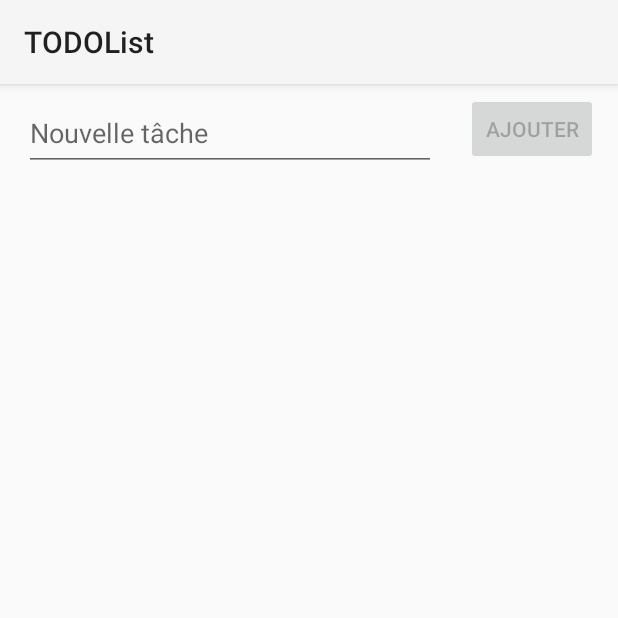
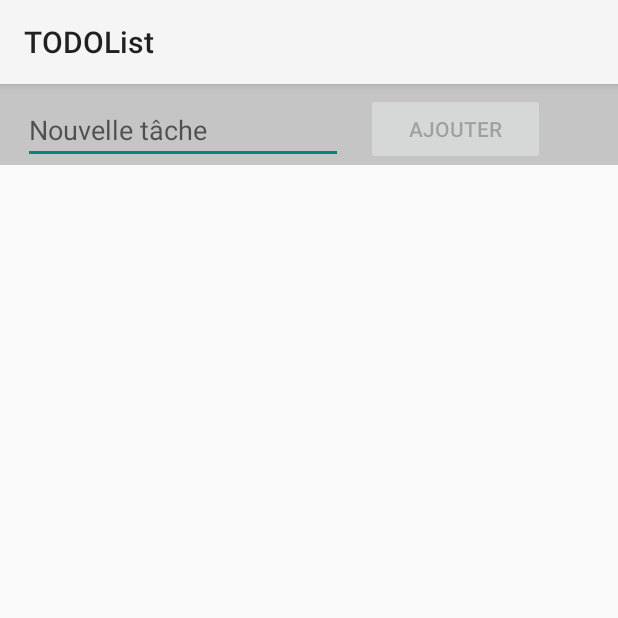
Before and after one commit to HaronMan/TODO_list, an Android app: the screen it shows after launch (MainActivity), on a phone screen of 412 x 824 dp, the top half of it. Run offline under Robolectric (Android 15) with nearby library versions, the phone set to English and light mode, and no system bars.

Commit message:
Ajout background au header

```diff
--- a/app/src/main/res/layout/activity_main.xml
+++ b/app/src/main/res/layout/activity_main.xml
@@ -9,16 +9,33 @@
     android:orientation="vertical"
     tools:context=".MainActivity">
 
-    <Button
-        android:id="@+id/add"
-        android:layout_width="wrap_content"
+    <LinearLayout
+        android:layout_width="match_parent"
         android:layout_height="wrap_content"
-        android:layout_alignParentTop="true"
-        android:layout_alignParentEnd="true"
-        android:layout_marginTop="6dp"
-        android:layout_marginEnd="13dp"
-        android:onClick="ajouter"
-        android:text="@string/add" />
+        android:background="@color/header">
+
+        <EditText
+            android:id="@+id/editTextText3"
+            android:layout_width="wrap_content"
+            android:layout_height="wrap_content"
+            android:layout_marginStart="15dp"
+            android:layout_marginTop="8dp"
+            android:autofillHints=""
+            android:ems="10"
+            android:hint="@string/new_task"
+            android:inputType="text"
+            android:text="" />
+
+        <Button
+            android:id="@+id/add"
+            android:layout_width="119dp"
+            android:layout_height="wrap_content"
+            android:layout_marginStart="15dp"
+            android:layout_marginTop="6dp"
+            android:onClick="ajouter"
+            android:text="@string/add" />
+    </LinearLayout>
+
 
     <androidx.recyclerview.widget.RecyclerView
         android:id="@+id/idRVCourse"
@@ -26,24 +43,10 @@
         android:layout_height="658dp"
         android:layout_alignParentEnd="true"
         android:layout_alignParentBottom="true"
+        android:layout_marginTop="70dp"
         android:layout_marginEnd="0dp"
         android:layout_marginBottom="13dp" />
 
-    <EditText
-        android:id="@+id/editTextText3"
-        android:layout_width="274dp"
-        android:layout_height="50dp"
-        android:layout_alignParentStart="true"
-        android:layout_alignParentTop="true"
-        android:layout_alignParentEnd="true"
-        android:layout_centerHorizontal="true"
-        android:layout_marginStart="16dp"
-        android:layout_marginTop="8dp"
-        android:layout_marginEnd="121dp"
-        android:autofillHints=""
-        android:ems="10"
-        android:hint="@string/new_task"
-        android:inputType="text"
-        android:text="" />
+
 
 </RelativeLayout>
--- /dev/null
+++ b/app/src/main/res/values-night/colors.xml
@@ -0,0 +1,6 @@
+<?xml version="1.0" encoding="utf-8"?>
+<resources>
+    <color name="black">#FFFFFFFF</color>
+    <color name="white">#FF000000</color>
+    <color name="header">#FF353535</color>
+</resources>
--- a/app/src/main/res/values/colors.xml
+++ b/app/src/main/res/values/colors.xml
@@ -2,4 +2,5 @@
 <resources>
     <color name="black">#FF000000</color>
     <color name="white">#FFFFFFFF</color>
+    <color name="header">#C5C5C5</color>
 </resources>
```
